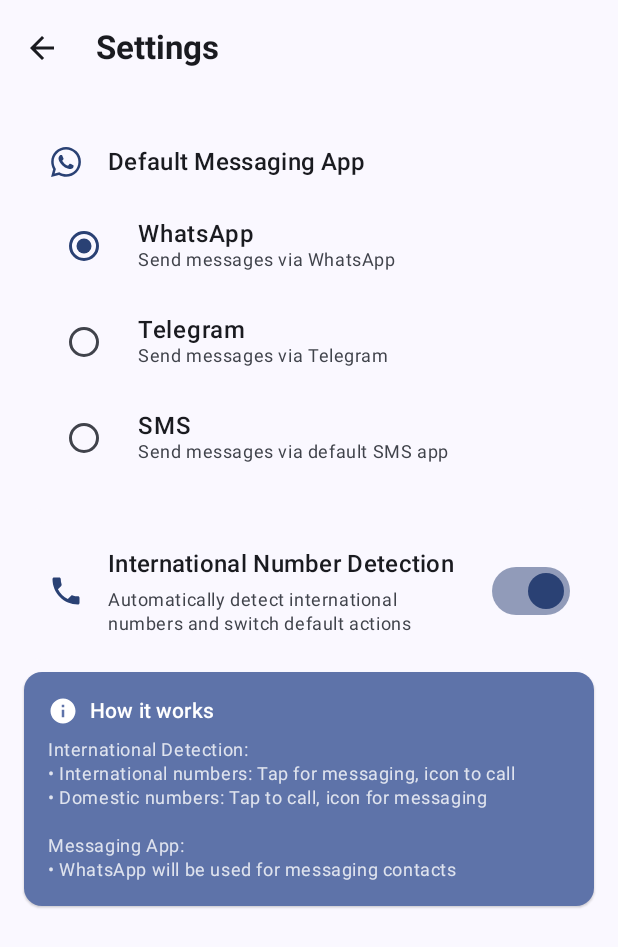
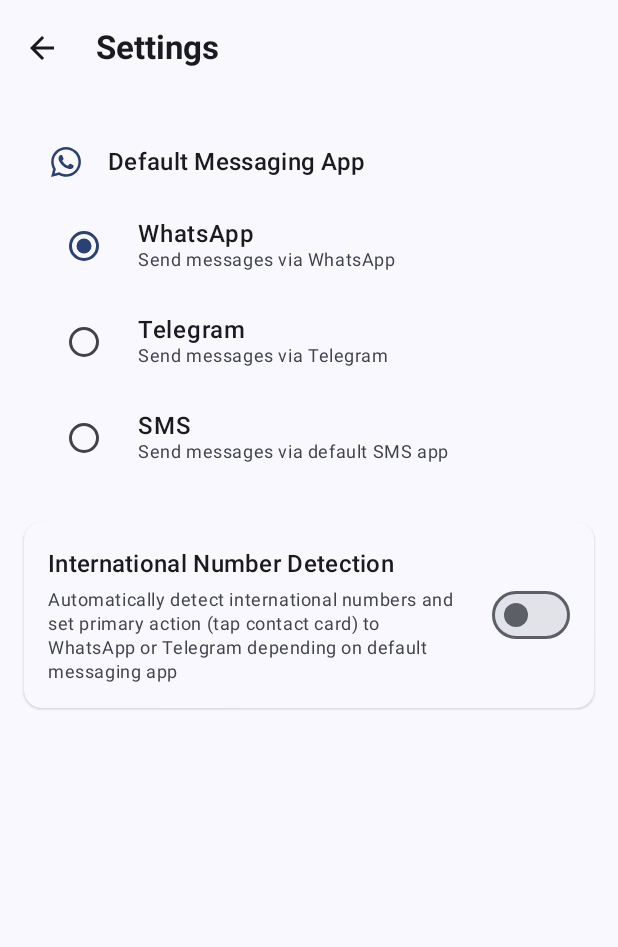
Before and after one commit to teja2495/quick-contacts, an Android app built with Jetpack Compose: the screen it shows after launch (MainActivity), after a tap on "Settings", on a phone screen of 412 x 824 dp. Shown: the top 947 px of the screen. Run offline under Robolectric (Android 15) with nearby library versions, the phone set to English and light mode, and no system bars; libraries missing offline, so code that uses them is left out: org.burnoutcrew.reorderable; pictures from the network do not load.

Commit message:
feat: minor tweaks

```diff
--- a/app/src/main/java/com/tk/quickcontacts/ContactsViewModel.kt
+++ b/app/src/main/java/com/tk/quickcontacts/ContactsViewModel.kt
@@ -58,7 +58,7 @@
     val customActionPreferences: StateFlow<Map<String, CustomActions>> = _customActionPreferences
 
     // Settings preferences
-    private val _isInternationalDetectionEnabled = MutableStateFlow(true)
+    private val _isInternationalDetectionEnabled = MutableStateFlow(false)
     val isInternationalDetectionEnabled: StateFlow<Boolean> = _isInternationalDetectionEnabled
 
     // Messaging app preference
@@ -253,7 +253,7 @@
     }
 
     private fun loadSettings() {
-        _isInternationalDetectionEnabled.value = sharedPreferences.getBoolean("international_detection_enabled", true)
+        _isInternationalDetectionEnabled.value = sharedPreferences.getBoolean("international_detection_enabled", false)
 
         // Load messaging app preference with backward compatibility
         val messagingAppString = sharedPreferences.getString("default_messaging_app", null)
--- a/app/src/main/java/com/tk/quickcontacts/MainActivity.kt
+++ b/app/src/main/java/com/tk/quickcontacts/MainActivity.kt
@@ -245,6 +245,13 @@
     LaunchedEffect(isSearching) {
         if (isSearching) {
             focusRequester.requestFocus()
+        }
+    }
+
+    // Disable edit mode when home screen loses focus
+    LaunchedEffect(isSearching, isSettingsScreenOpen) {
+        if (isSearching || isSettingsScreenOpen) {
+            editMode = false
         }
     }
 
@@ -1494,14 +1501,6 @@
                             .padding(16.dp),
                         verticalAlignment = Alignment.CenterVertically
                     ) {
-                        Icon(
-                            imageVector = Icons.Default.Phone,
-                            contentDescription = null,
-                            tint = MaterialTheme.colorScheme.primary,
-                            modifier = Modifier.size(24.dp)
-                        )
-
-                        Spacer(modifier = Modifier.width(16.dp))
 
                         Column(
                             modifier = Modifier.weight(1f)
@@ -1518,10 +1517,8 @@
                                 text = when {
                                     defaultMessagingApp == MessagingApp.SMS ->
                                         "Disabled when SMS is default messaging app - all numbers use same actions"
-                                    isInternationalDetectionEnabled ->
-                                        "Automatically detect international numbers and switch default actions"
                                     else ->
-                                        "Treat all numbers as domestic - same actions for all contacts"
+                                        "Automatically detect international numbers and set primary action (tap contact card) to WhatsApp or Telegram depending on default messaging app"
                                 },
                                 style = MaterialTheme.typography.bodySmall,
                                 color = if (defaultMessagingApp == MessagingApp.SMS)
@@ -1545,54 +1542,6 @@
                     }
                 }
             }
-
-            item {
-                // Additional explanation card
-                Card(
-                    modifier = Modifier.fillMaxWidth(),
-                    colors = CardDefaults.cardColors(
-                        containerColor = MaterialTheme.colorScheme.primaryContainer
-                    ),
-                    elevation = CardDefaults.cardElevation(defaultElevation = 1.dp),
-                    shape = MaterialTheme.shapes.medium
-                ) {
-                    Column(
-                        modifier = Modifier.padding(16.dp)
-                    ) {
-                        Row(
-                            verticalAlignment = Alignment.CenterVertically
-                        ) {
-                            Icon(
-                                imageVector = Icons.Default.Info,
-                                contentDescription = null,
-                                tint = MaterialTheme.colorScheme.onPrimaryContainer,
-                                modifier = Modifier.size(20.dp)
-                            )
-
-                            Spacer(modifier = Modifier.width(8.dp))
-
-                            Text(
-                                text = "How it works",
-                                style = MaterialTheme.typography.titleSmall,
-                                fontWeight = FontWeight.Medium,
-                                color = MaterialTheme.colorScheme.onPrimaryContainer
-                            )
-                        }
-
-                        Spacer(modifier = Modifier.height(8.dp))
-
-                        Text(
-                            text = "International Detection:\n${when {
-                                defaultMessagingApp == MessagingApp.SMS -> "• Disabled when SMS is default - all numbers use same actions"
-                                isInternationalDetectionEnabled -> "• International numbers: Tap for messaging, icon to call\n• Domestic numbers: Tap to call, icon for messaging"
-                                else -> "• All numbers: Tap to call, icon for messaging"
-                            }}\n\nMessaging App:\n• ${when (defaultMessagingApp) { MessagingApp.WHATSAPP -> "WhatsApp"; MessagingApp.SMS -> "SMS"; MessagingApp.TELEGRAM -> "Telegram" }} will be used for messaging contacts",
-                            style = MaterialTheme.typography.bodySmall,
-                            color = MaterialTheme.colorScheme.onPrimaryContainer.copy(alpha = 0.8f)
-                        )
-                    }
-                }
-            }
         }
     }
 }
```
